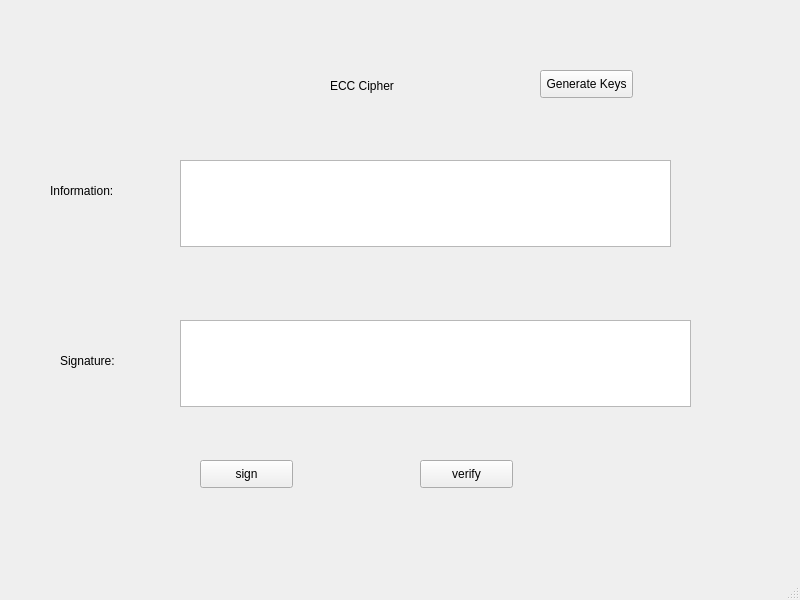
Before: the Qt Designer form lab_03/ui/ecc.ui in teuyungboi/bmtt-nc-hutech-2280601021, drawn with Qt 5.
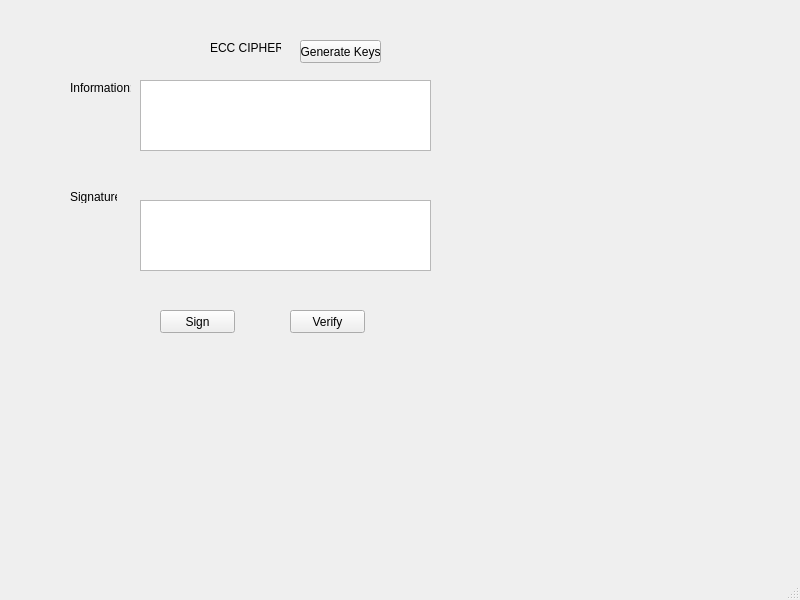
After: the same form once the commit is applied.

What changed in the file:
```diff
--- a/lab_03/ui/ecc.ui
+++ b/lab_03/ui/ecc.ui
@@ -14,102 +14,102 @@
    <string>MainWindow</string>
   </property>
   <widget class="QWidget" name="centralwidget">
-   <widget class="QPlainTextEdit" name="plainTextEdit">
-    <property name="geometry">
-     <rect>
-      <x>180</x>
-      <y>160</y>
-      <width>491</width>
-      <height>87</height>
-     </rect>
-    </property>
-   </widget>
-   <widget class="QPlainTextEdit" name="plainTextEdit_2">
-    <property name="geometry">
-     <rect>
-      <x>180</x>
-      <y>320</y>
-      <width>511</width>
-      <height>87</height>
-     </rect>
-    </property>
-   </widget>
-   <widget class="QPushButton" name="btn_sign">
-    <property name="geometry">
-     <rect>
-      <x>200</x>
-      <y>460</y>
-      <width>93</width>
-      <height>28</height>
-     </rect>
-    </property>
-    <property name="text">
-     <string>sign</string>
-    </property>
-   </widget>
-   <widget class="QPushButton" name="btn_verify">
-    <property name="geometry">
-     <rect>
-      <x>420</x>
-      <y>460</y>
-      <width>93</width>
-      <height>28</height>
-     </rect>
-    </property>
-    <property name="text">
-     <string>verify</string>
-    </property>
-   </widget>
-   <widget class="QPushButton" name="btn_gen_keys">
-    <property name="geometry">
-     <rect>
-      <x>540</x>
-      <y>70</y>
-      <width>93</width>
-      <height>28</height>
-     </rect>
-    </property>
-    <property name="text">
-     <string>Generate Keys</string>
-    </property>
-   </widget>
    <widget class="QLabel" name="label">
     <property name="geometry">
      <rect>
-      <x>50</x>
-      <y>160</y>
-      <width>91</width>
-      <height>61</height>
+      <x>210</x>
+      <y>40</y>
+      <width>71</width>
+      <height>16</height>
      </rect>
     </property>
     <property name="text">
-     <string>Information:</string>
+     <string>ECC CIPHER</string>
     </property>
    </widget>
    <widget class="QLabel" name="label_2">
     <property name="geometry">
      <rect>
-      <x>60</x>
-      <y>340</y>
+      <x>70</x>
+      <y>80</y>
       <width>61</width>
-      <height>41</height>
+      <height>16</height>
      </rect>
     </property>
     <property name="text">
-     <string>Signature:</string>
+     <string>Information:</string>
     </property>
    </widget>
    <widget class="QLabel" name="label_3">
     <property name="geometry">
      <rect>
-      <x>330</x>
-      <y>60</y>
-      <width>91</width>
-      <height>51</height>
+      <x>70</x>
+      <y>190</y>
+      <width>47</width>
+      <height>13</height>
      </rect>
     </property>
     <property name="text">
-     <string>ECC Cipher</string>
+     <string>Signature</string>
+    </property>
+   </widget>
+   <widget class="QPlainTextEdit" name="txt_info">
+    <property name="geometry">
+     <rect>
+      <x>140</x>
+      <y>80</y>
+      <width>291</width>
+      <height>71</height>
+     </rect>
+    </property>
+   </widget>
+   <widget class="QPlainTextEdit" name="txt_sign">
+    <property name="geometry">
+     <rect>
+      <x>140</x>
+      <y>200</y>
+      <width>291</width>
+      <height>71</height>
+     </rect>
+    </property>
+   </widget>
+   <widget class="QPushButton" name="btn_sign">
+    <property name="geometry">
+     <rect>
+      <x>160</x>
+      <y>310</y>
+      <width>75</width>
+      <height>23</height>
+     </rect>
+    </property>
+    <property name="text">
+     <string>Sign</string>
+    </property>
+   </widget>
+   <widget class="QPushButton" name="btn_verify">
+    <property name="geometry">
+     <rect>
+      <x>290</x>
+      <y>310</y>
+      <width>75</width>
+      <height>23</height>
+     </rect>
+    </property>
+    <property name="text">
+     <string>Verify</string>
+    </property>
+   </widget>
+   <widget class="QPushButton" name="btn_gen_keys">
+    <property name="geometry">
+     <rect>
+      <x>300</x>
+      <y>40</y>
+      <width>81</width>
+      <height>23</height>
+     </rect>
+    </property>
+    <property name="text">
+     <string>Generate Keys</string>
     </property>
    </widget>
   </widget>
```
Left out of the diff: 2 changed lines with no effect on the pictures.
